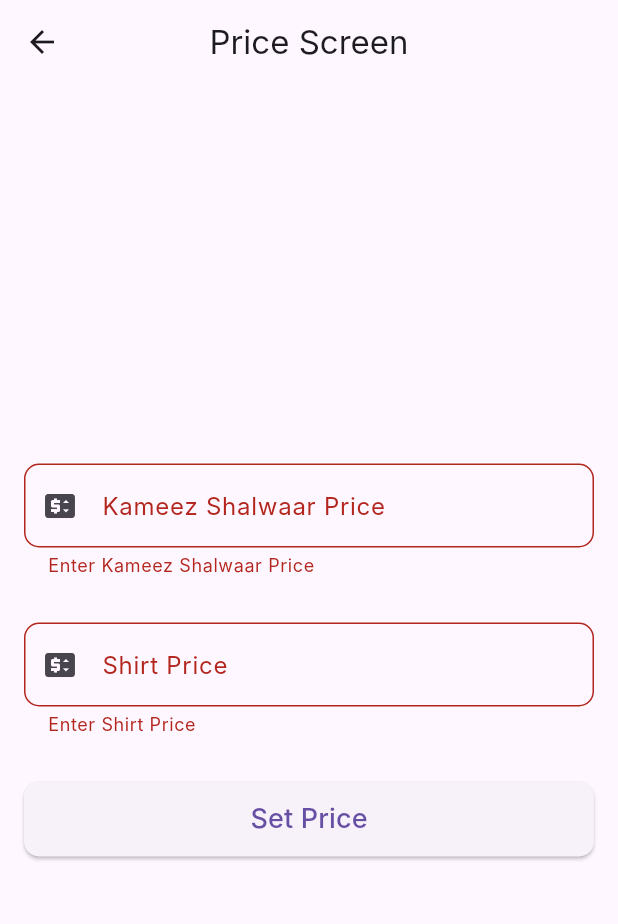
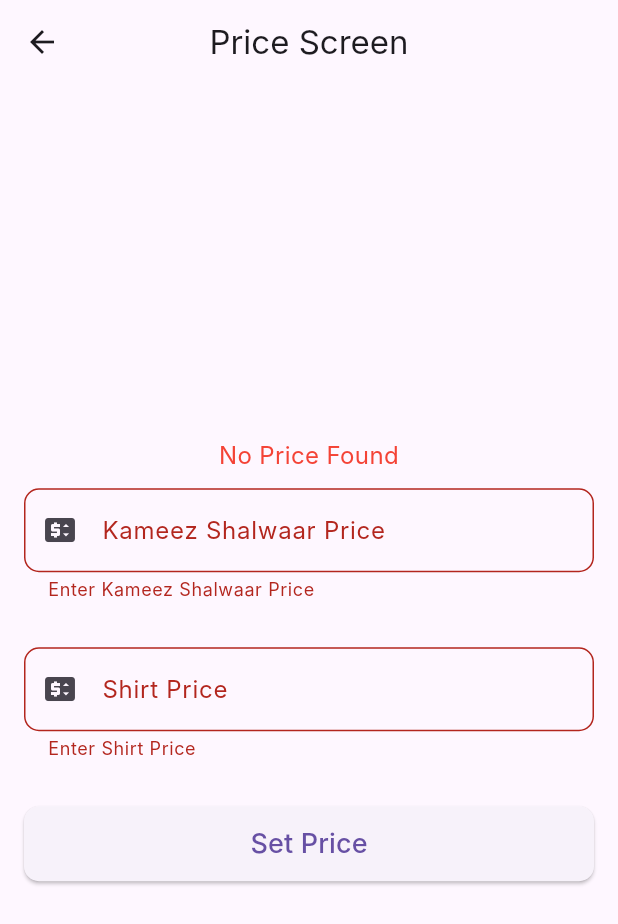
Before and after one commit to Ahtisham-1214/Tailor-Management-System-Flutter, a Flutter app: the PriceScreen screen opened directly, after a tap on "Set Price", on a phone screen of 412 x 824 dp. Shown: the top 924 px of the screen. Run offline on Flutter 3.47's test engine with Material 3 defaults, Android fonts, the phone set to English and light mode, and no system bars; our stand-ins replace sqflite; accounts and stored records are empty; Roboto replaces fonts that are missing (Inter).

Commit message:
Handling prices on frontend

```diff
--- a/lib/view/prices_screen.dart
+++ b/lib/view/prices_screen.dart
@@ -1,6 +1,7 @@
 import 'package:flutter/material.dart';
 
 import '../model/prices.dart';
+import '../model/prices_repository.dart';
 
 class PriceScreen extends StatefulWidget {
   const PriceScreen({super.key});
@@ -13,50 +14,65 @@ class PriceScreenState extends State<PriceScreen> {
   final _formKey = GlobalKey<FormState>();
   final _kameezShalwaarController = TextEditingController();
   final _shirtController = TextEditingController();
+  final PriceRepository _priceRepository = PriceRepository();
   String? _message;
   Color _messageColor = Colors.red;
 
   @override
   void initState() {
     super.initState();
+    _getPrice();
   }
 
   @override
   void dispose() {
     super.dispose();
+    _kameezShalwaarController.dispose();
+    _shirtController.dispose();
   }
 
-  Future<void> _validatePrice() async {
+  Future<void> _savePrice() async {
     if (_formKey.currentState!.validate()) {
       String kameezShalwaar = _kameezShalwaarController.text;
       String shirt = _shirtController.text;
       try {
-        if (!RegExp(r"^\d+(\.\d+)?$").hasMatch(kameezShalwaar)) {
-          setState(() {
-            _message = 'Kameez Shalwaar Price must contains only numbers';
-            _messageColor = Colors.red;
-          });
-        } else if (!RegExp(r"^\d+(\.\d+)?$").hasMatch(shirt)) {
-          setState(() {
-            _message = 'Shirt Price must contains only numbers';
-            _messageColor = Colors.red;
-          });
-        } else {
           Price price = Price(
             kameezShalwaar: double.parse(kameezShalwaar),
             shirt: double.parse(shirt),
           );
           setState(() {
+            _priceRepository.setPrice(price);
             _message = 'Price Set Successfully';
             _messageColor = Colors.green;
           });
-        }
       } catch (e) {
         setState(() {
           _message = 'An error occurred: $e';
           _messageColor = Colors.red;
         });
       }
+    }
+  }
+
+  Future<void> _getPrice() async {
+    try {
+      Price? price = await _priceRepository.getPrice();
+      if (price != null) {
+        setState(() {
+          _kameezShalwaarController.text = price.kameezShalwaarPrice.toString();
+          _shirtController.text = price.shirtPrice.toString();
+        });
+      }else{
+        setState(() {
+          _message = 'No Price Found';
+          _messageColor = Colors.red;
+        });
+      }
+    } catch (e) {
+      setState(() {
+        _message = 'An error occurred: $e';
+        _messageColor = Colors.red;
+      });
     }
   }
 
@@ -97,7 +113,7 @@ class PriceScreenState extends State<PriceScreen> {
                   if (value == null || value.isEmpty) {
                     return 'Enter Kameez Shalwaar Price';
                   } else if (!RegExp(r"^\d+(\.\d+)?$").hasMatch(value)) {
-                    return 'Kameez Shalwaar Price must contains only numbers';
+                    return 'Invalid Kameez Shalwaar Price';
                   }
                   return null;
                 },
@@ -118,14 +134,14 @@ class PriceScreenState extends State<PriceScreen> {
                   if (value == null || value.isEmpty) {
                     return 'Enter Shirt Price';
                   } else if (!RegExp(r"^\d+(\.\d+)?$").hasMatch(value)) {
-                    return 'Shirt Price must contains only numbers';
+                    return 'Invalid Shirt Price';
                   }
                   return null;
                 },
               ),
               const SizedBox(height: 30.0),
               ElevatedButton(
-                onPressed: _validatePrice,
+                onPressed: _savePrice,
                 style: ElevatedButton.styleFrom(
                   padding: const EdgeInsets.symmetric(vertical: 12.0),
                   shape: RoundedRectangleBorder(
```
